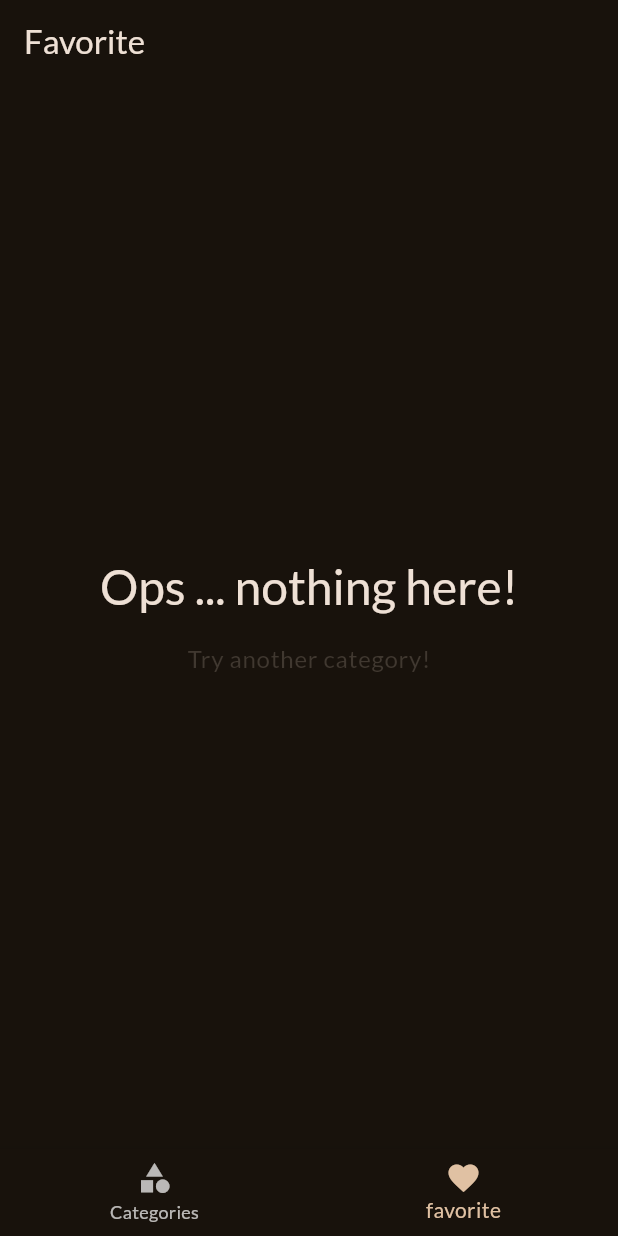
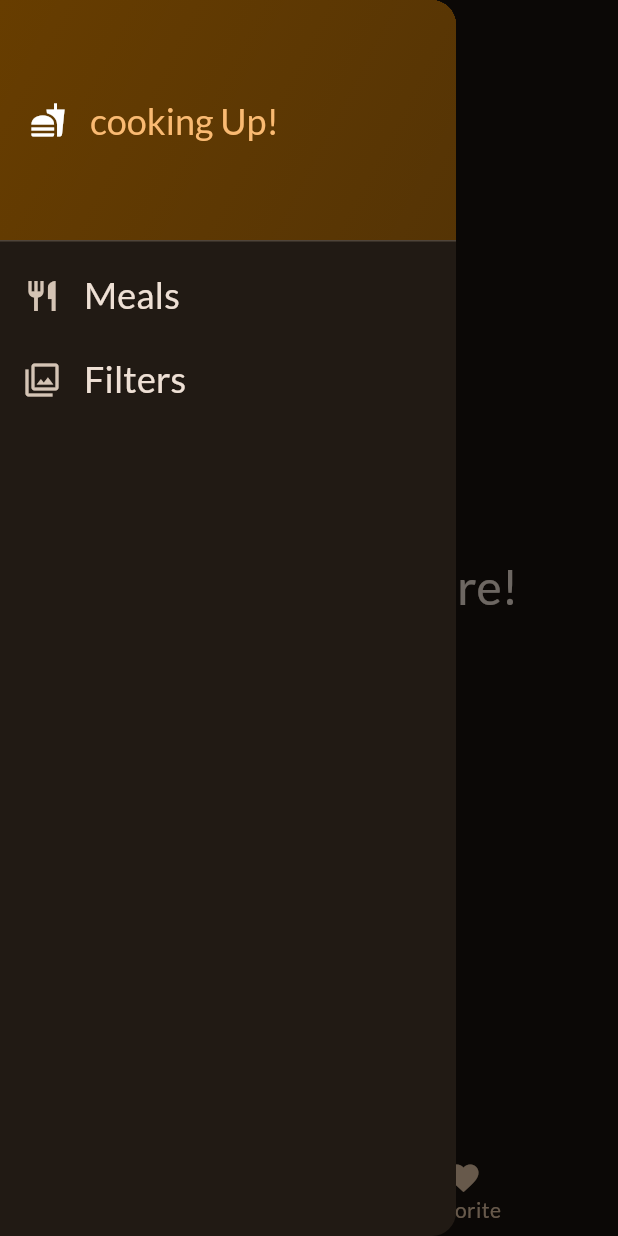
Before and after one commit to Amin2003713/MealsApp, a Flutter app: the screen it shows after launch, item 2 of the bottom bar chosen, with the side drawer open (before the commit the screen has no drawer), on a phone screen of 412 x 824 dp. Run offline on Flutter 3.47's test engine with Material 3 defaults, Android fonts, the phone set to English and light mode, and no system bars; our stand-ins replace google_fonts, transparent_image.

Commit message:
added drawer fix the favorite

```diff
--- a/lib/widgets/meals/screen/meals_screen.dart
+++ b/lib/widgets/meals/screen/meals_screen.dart
@@ -7,12 +7,19 @@ import '../../categories/model/category.dart' show Category;
 import '../model/dummies/meals_dummy.dart';
 
 class MealsScreen extends StatelessWidget {
-  MealsScreen({super.key, this.category, this.meals, required this.onFavorite});
+  MealsScreen({
+    super.key,
+    this.category,
+    this.meals,
+    required this.onFavorite,
+    required this.favorites,
+  });
 
   MealsScreen.fromCategory(
     this.category, {
     super.key,
     required this.onFavorite,
+    required this.favorites,
   }) {
     // You can populate this list from dummyMeals or a data source:
     meals = dummyMeals
@@ -25,16 +32,22 @@ class MealsScreen extends StatelessWidget {
     this.meals, {
     super.key,
     required this.onFavorite,
+    required this.favorites,
   }) {
     category = Category(id: 'Favorite', title: title);
   }
 
+  final List<Meal>? favorites;
   final void Function(Meal meal) onFavorite;
 
   _onMealSelected(BuildContext context, Meal meal) {
     Navigator.of(context).push(
       MaterialPageRoute(
-        builder: (context) => MealDetails(meal: meal, onFavorite: onFavorite),
+        builder: (context) => MealDetails(
+          meal: meal,
+          onFavorite: onFavorite,
+          favorites: favorites ?? [],
+        ),
       ),
     );
   }
--- /dev/null
+++ b/lib/widgets/tabs/components/main_drawer.dart
@@ -0,0 +1,66 @@
+import 'package:flutter/material.dart';
+
+class MainDrawer extends StatelessWidget {
+  const MainDrawer({super.key});
+
+  @override
+  Widget build(BuildContext context) {
+    final theme = Theme.of(context);
+
+    return Drawer(
+      elevation: 8,
+      child: Column(
+        children: [
+          DrawerHeader(
+            padding: const EdgeInsets.all(20),
+            decoration: BoxDecoration(
+              gradient: LinearGradient(
+                colors: [
+                  Theme.of(context).colorScheme.primaryContainer,
+                  Theme.of(context).colorScheme.primaryContainer.withAlpha(190),
+                ],
+                begin: Alignment.topLeft,
+                end: Alignment.bottomRight,
+              ),
+            ),
+            child: Row(
+              children: [
+                Icon(Icons.fastfood),
+                SizedBox(width: 16),
+                Text(
+                  'cooking Up!',
+                  style: Theme.of(context).textTheme.titleLarge!.copyWith(
+                    color: Theme.of(context).colorScheme.primary,
+                    fontSize: 24,
+                  ),
+                ),
+              ],
+            ),
+          ),
+          ListTile(
+            leading: Icon(Icons.restaurant),
+            onTap: () {},
+            title: Text(
+              'Meals',
+              style: Theme.of(context).textTheme.titleSmall!.copyWith(
+                color: Theme.of(context).colorScheme.onSurface,
+                fontSize: 24,
+              ),
+            ),
+          ),
+          ListTile(
+            leading: Icon(Icons.filter),
+            onTap: () {},
+            title: Text(
+              'Filters',
+              style: Theme.of(context).textTheme.titleSmall!.copyWith(
+                color: Theme.of(context).colorScheme.onSurface,
+                fontSize: 24,
+              ),
+            ),
+          ),
+        ],
+      ),
+    );
+  }
+}
--- a/lib/widgets/tabs/screen/tab_screen.dart
+++ b/lib/widgets/tabs/screen/tab_screen.dart
@@ -2,6 +2,7 @@ import 'package:flutter/material.dart';
 import 'package:meals/widgets/categories/screen/categoriesScreen.dart';
 import 'package:meals/widgets/meals/model/meals.dart';
 import 'package:meals/widgets/meals/screen/meals_screen.dart';
+import 'package:meals/widgets/tabs/components/main_drawer.dart';
 
 class TabScreen extends StatefulWidget {
   const TabScreen({super.key});
@@ -44,19 +45,24 @@ class _TabScreenSate extends State<TabScreen> {
 
   @override
   Widget build(BuildContext context) {
-    Widget activePage = CategoriesScreen(onFavorite: _toggleFavorite);
+    Widget activePage = CategoriesScreen(
+      onFavorite: _toggleFavorite,
+      favorites: _favoriteMeals,
+    );
     var activePageTitle = 'Categories';
     if (_selectedIndex == 1) {
       activePage = MealsScreen.fromMeals(
         'Favorite',
         onFavorite: _toggleFavorite,
         _favoriteMeals ?? [],
+        favorites: _favoriteMeals,
       );
       activePageTitle = 'Favorite';
     }
 
     return Scaffold(
       appBar: AppBar(title: Text(activePageTitle)),
+      drawer: MainDrawer(),
       body: activePage,
       bottomNavigationBar: BottomNavigationBar(
         onTap: _selectPage,
```
Also changed, not shown: lib/widgets/categories/screen/categoriesScreen.dart (+11 -3 lines), lib/widgets/meals/components/item/meal_details.dart (+30 -5 lines).
